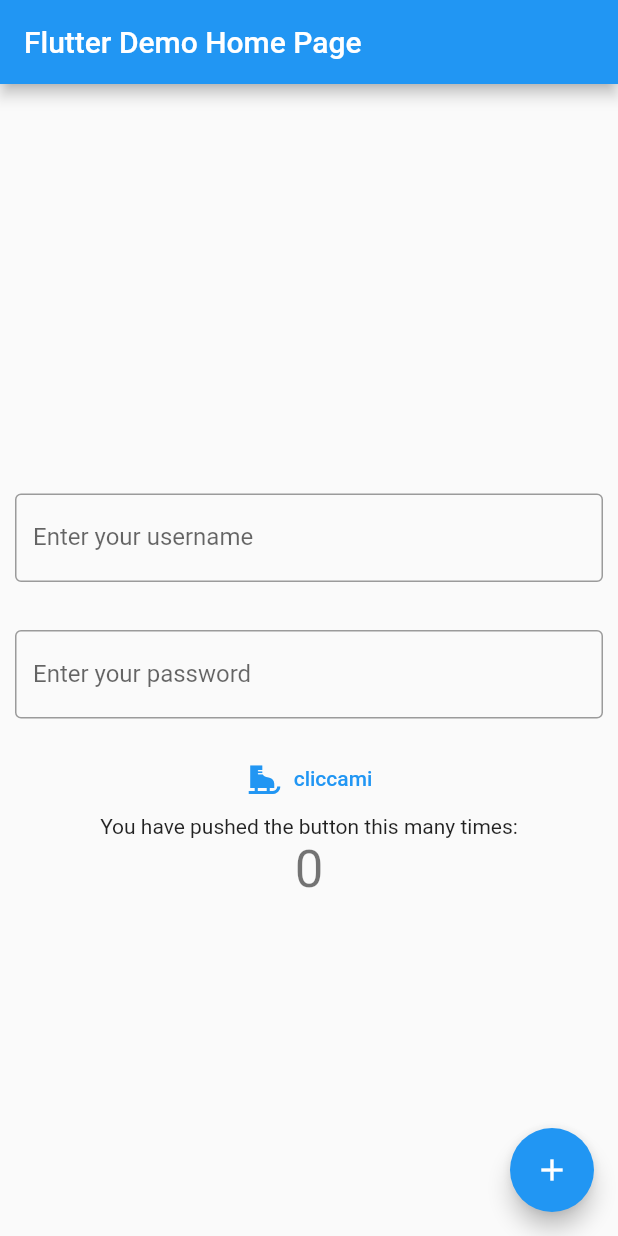
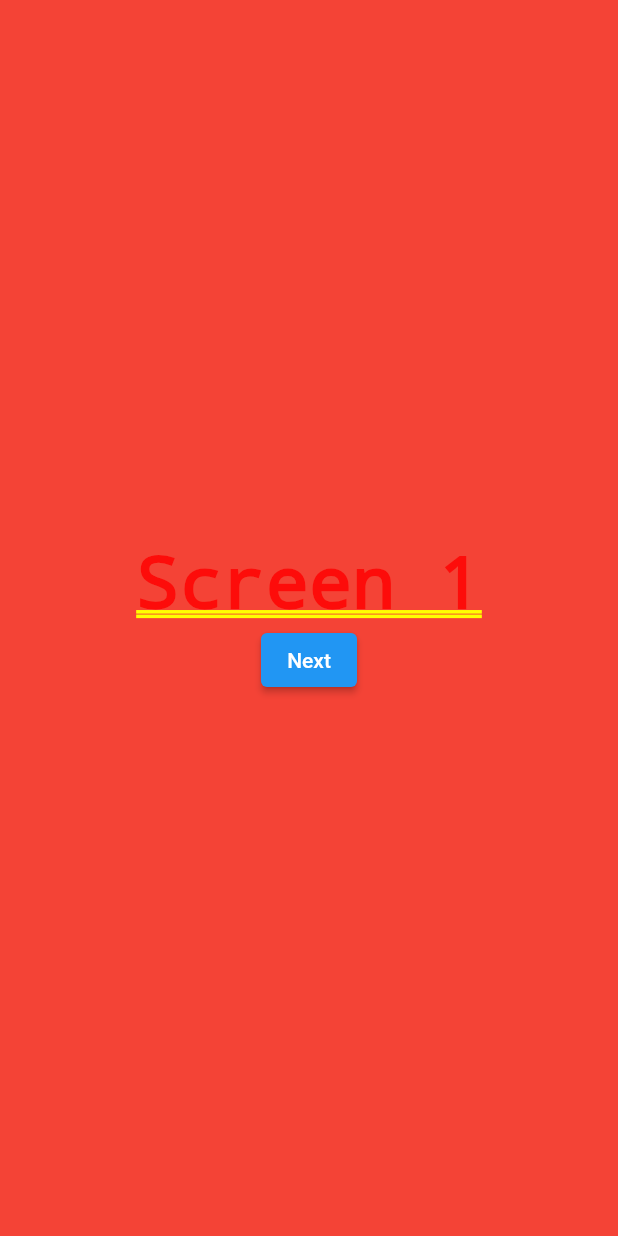
Before and after one commit to xH4wks/Ratatuille2023, a Flutter app: the screen it shows after launch, on a phone screen of 412 x 824 dp. Run offline on Flutter 3.47's test engine with Material 2 defaults, Android fonts, the phone set to English and light mode, and no system bars; missing offline and left inert: dart:js.

Commit message:
base per altre pagine
aggiunta la base di altre pagine con le varie Route nel main

```diff
--- /dev/null
+++ b/lib/Login.dart
@@ -0,0 +1,29 @@
+import 'package:flutter/material.dart';
+
+class Login extends StatefulWidget {
+  @override
+  _LoginState createState() => _LoginState();
+}
+
+class _LoginState extends State<Login> {
+  @override
+  Widget build(BuildContext context) {
+    return Container(
+      color: Colors.red,
+      child: Center(
+        child: Column(
+          mainAxisAlignment: MainAxisAlignment.center,
+          children: <Widget>[
+            Text('Screen 1'),
+            ElevatedButton(
+              child: Text('Next'),
+              onPressed: () {
+                Navigator.pushNamed(context, '/home');
+              },
+            ),
+          ],
+        ),
+      ),
+    );
+  }
+}
--- a/lib/main.dart
+++ b/lib/main.dart
@@ -1,141 +1,111 @@
+import 'dart:js';
 import 'package:flutter/material.dart';
+import 'Login.dart';
+import 'Registrazione.dart';
+import 'Home.dart';
+
 
 void main() {
-  runApp(const MyApp());
+  runApp(
+    MaterialApp(
+      title: 'Named Routes Demo',
+      // Start the app with the "/" named route. In this case, the app starts
+      // on the FirstScreen widget.
+      initialRoute: '/',
+      routes: {
+        '/': (context) => Login(),
+        '/registrazione': (context) => Registrazione(),
+        '/home': (context) => Home(),
+      },
+    ),
+  );
 }
 
-class MyApp extends StatelessWidget {
-  const MyApp({super.key});
 
-  // This widget is the root of your application.
+
+class FirstScreen extends StatelessWidget {
+  const FirstScreen({super.key});
+
   @override
   Widget build(BuildContext context) {
-    return MaterialApp(
-      title: 'Flutter Demo',
-      theme: ThemeData(
-        // This is the theme of your application.
-        //
-        // Try running your application with "flutter run". You'll see the
-        // application has a blue toolbar. Then, without quitting the app, try
-        // changing the primarySwatch below to Colors.green and then invoke
-        // "hot reload" (press "r" in the console where you ran "flutter run",
-        // or simply save your changes to "hot reload" in a Flutter IDE).
-        // Notice that the counter didn't reset back to zero; the application
-        // is not restarted.
-        primarySwatch: Colors.blue,
+    return Scaffold(
+      appBar: AppBar(
+        title: const Text('First Screen'),
       ),
-      home: const MyHomePage(title: 'Flutter Demo Home Page'),
+      body: Center(
+        child: ElevatedButton(
+          // Within the `FirstScreen` widget
+          onPressed: () {
+            // Navigate to the second screen using a named route.
+            Navigator.pushNamed(context, '/second');
+          },
+          child: const Text('Launch screen'),
+        ),
+      ),
     );
   }
 }
 
-class MyHomePage extends StatefulWidget {
-  const MyHomePage({super.key, required this.title});
-
-  // This widget is the home page of your application. It is stateful, meaning
-  // that it has a State object (defined below) that contains fields that affect
-  // how it looks.
-
-  // This class is the configuration for the state. It holds the values (in this
-  // case the title) provided by the parent (in this case the App widget) and
-  // used by the build method of the State. Fields in a Widget subclass are
-  // always marked "final".
-
-  final String title;
+class SecondScreen extends StatelessWidget {
+  const SecondScreen({super.key});
 
   @override
-  State<MyHomePage> createState() => _MyHomePageState();
+  Widget build(BuildContext context) {
+    return Scaffold(
+      appBar: AppBar(
+        title: const Text('Second Screen'),
+      ),
+      body: Center(
+        child: ElevatedButton(
+          // Within the SecondScreen widget
+          onPressed: () {
+            // Navigate back to the first screen by popping the current route
+            // off the stack.
+            Navigator.pop(context);
+          },
+          child: const Text('Go back!'),
+        ),
+      ),
+    );
+  }
 }
+class ThirdScreen extends StatelessWidget {
+  const ThirdScreen({super.key});
 
-class _MyHomePageState extends State<MyHomePage> {
-  int _counter = 0;
-
-  void _incrementCounter() {
-    setState(() {
-      // This call to setState tells the Flutter framework that something has
-      // changed in this State, which causes it to rerun the build method below
-      // so that the display can reflect the updated values. If we changed
-      // _counter without calling setState(), then the build method would not be
-      // called again, and so nothing would appear to happen.
-      _counter++;
-    });
-  }
-//function goes here diobo
-
-// end function block
   @override
   Widget build(BuildContext context) {
-    // This method is rerun every time setState is called, for instance as done
-    // by the _incrementCounter method above.
-    //
-    // The Flutter framework has been optimized to make rerunning build methods
-    // fast, so that you can just rebuild anything that needs updating rather
-    // than having to individually change instances of widgets.
     return Scaffold(
-      appBar: AppBar(
-        // Here we take the value from the MyHomePage object that was created by
-        // the App.build method, and use it to set our appbar title.
-        title: Text(widget.title),
-      ),
       body: Center(
-        // Center is a layout widget. It takes a single child and positions it
-        // in the middle of the parent.
         child: Column(
-          // Column is also a layout widget. It takes a list of children and
-          // arranges them vertically. By default, it sizes itself to fit its
-          // children horizontally, and tries to be as tall as its parent.
-          //
-          // Invoke "debug painting" (press "p" in the console, choose the
-          // "Toggle Debug Paint" action from the Flutter Inspector in Android
-          // Studio, or the "Toggle Debug Paint" command in Visual Studio Code)
-          // to see the wireframe for each widget.
-          //
-          // Column has various properties to control how it sizes itself and
-          // how it positions its children. Here we use mainAxisAlignment to
-          // center the children vertically; the main axis here is the vertical
-          // axis because Columns are vertical (the cross axis would be
-          // horizontal).
           mainAxisAlignment: MainAxisAlignment.center,
-          children: <Widget>[
-            const Padding(
-              padding: EdgeInsets.symmetric(horizontal: 10, vertical: 16),
+          children: [
+            ElevatedButton(
+              onPressed: () {
+                // Insert code to be executed when button is pressed
+              },
+              child: Text('Button 1'),
             ),
-
-            Padding(padding: EdgeInsets.symmetric(horizontal: 10, vertical: 16),
-              child: TextFormField(
-                decoration:InputDecoration(
-                  border: OutlineInputBorder(),
-                  labelText: 'Enter your username',
-                ),
-              ),
+            ElevatedButton(
+              onPressed: () {
+                // Insert code to be executed when button is pressed
+              },
+              child: Text('Button 2'),
             ),
-            Padding(padding: EdgeInsets.symmetric(horizontal: 10, vertical: 16),
-              child: TextFormField(
-                obscureText: true,
-                decoration:InputDecoration(
-                  border: OutlineInputBorder(),
-                  labelText: 'Enter your password',
-              ),
+            ElevatedButton(
+              onPressed: () {
+                // Insert code to be executed when button is pressed
+              },
+              child: Text('Button 3'),
             ),
-           ),
-            //aggikungere qui gli oggetti caratteristici
-            TextButton.icon(onPressed: _incrementCounter, icon: Icon(Icons.ice_skating), label: Text('cliccami')),
-            const Text(
-              'You have pushed the button this many times:',
-            ),
-            Text(
-              '$_counter',
-              style: Theme.of(context).textTheme.headline4,
+            ElevatedButton(
+              onPressed: () {
+                // Insert code to be executed when button is pressed
+              },
+              child: Text('Button 4'),
             ),
           ],
         ),
       ),
-
-      floatingActionButton: FloatingActionButton(
-        onPressed: _incrementCounter,
-        tooltip: 'Increment',
-        child: const Icon(Icons.add),
-      ), // This trailing comma makes auto-formatting nicer for build methods.
     );
   }
 }
```
Also changed, not shown: lib/Home.dart (added, +29 -0 lines), lib/Registrazione.dart (added, +29 -0 lines).
